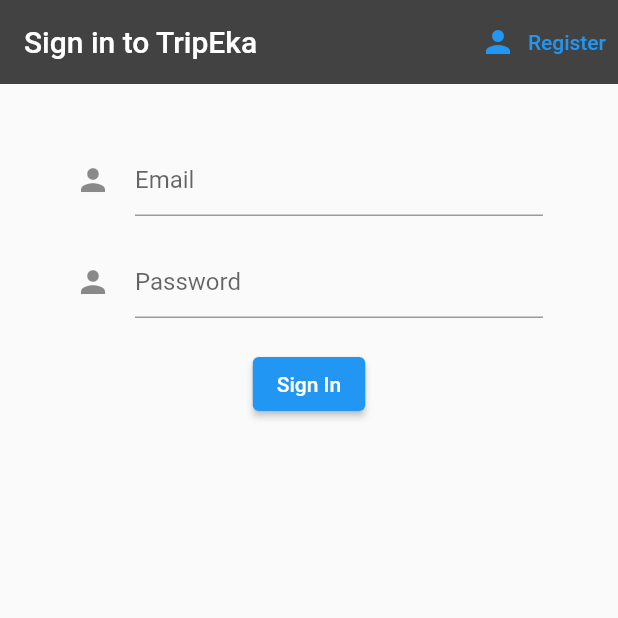
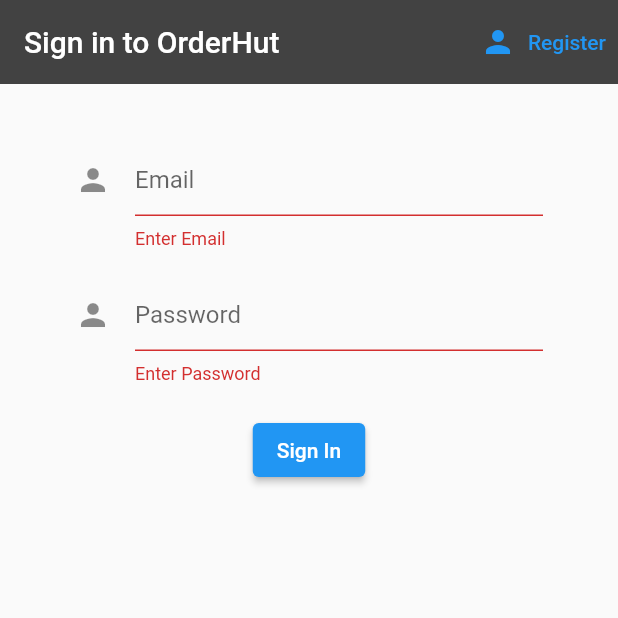
Before and after one commit to AbdulQadir98/TripEka-mobile, a Flutter app: the screen it shows after launch, after a tap on "Sign In", on a phone screen of 412 x 824 dp, the top half of it. Run offline on Flutter 3.47's test engine with Material 2 defaults, Android fonts, the phone set to English and light mode, and no system bars; our stand-ins replace cloud_firestore, firebase_auth, firebase_core, flutter_signin_button, google_sign_in, shared_preferences; missing offline and left inert: auth; accounts and stored records are empty; network calls fail.

Commit message:
changed sateless

```diff
--- a/lib/screens/authenticate/register.dart
+++ b/lib/screens/authenticate/register.dart
@@ -44,7 +44,7 @@ class _RegisterState extends State<Register> {
       appBar: AppBar(
         backgroundColor: Colors.grey[800],
         elevation: 0.0,
-        title: Text('Register to TripEka'),
+        title: Text('Register to OrderHut'),
         actions: <Widget>[
           TextButton.icon(
             icon: Icon(Icons.person),
@@ -68,6 +68,8 @@ class _RegisterState extends State<Register> {
                 validator: (value) {
                   if (value == null || value.isEmpty) {
                     return 'Enter Email';
+                  } else if (isValidEmail(value)) {
+                    return "Enter a valid email";
                   }
                   return null;
                 },
@@ -95,8 +97,6 @@ class _RegisterState extends State<Register> {
                     style: TextStyle(color: Colors.white),
                   ),
                   onPressed: () async {
-                    print(email);
-                    print(password);
                     if (_formKey.currentState!.validate()) {
                       ScaffoldMessenger.of(context).showSnackBar(
                         const SnackBar(content: Text('Processing Data')),
@@ -110,4 +110,10 @@ class _RegisterState extends State<Register> {
       ),
     );
   }
+
+  bool isValidEmail(String value) {
+    return RegExp(
+            r'^(([^<>()[\]\\.,;:\s@\"]+(\.[^<>()[\]\\.,;:\s@\"]+)*)|(\".+\"))@((\[[0-9]{1,3}\.[0-9]{1,3}\.[0-9]{1,3}\.[0-9]{1,3}\])|(([a-zA-Z\-0-9]+\.)+[a-zA-Z]{2,}))$')
+        .hasMatch(value);
+  }
 }
--- a/lib/screens/authenticate/sign_in.dart
+++ b/lib/screens/authenticate/sign_in.dart
@@ -15,7 +15,7 @@ class SignIn extends StatefulWidget {
 
 class _SignInState extends State<SignIn> {
   Future signInEmail() async {
-    // print("HERE @ signInEmail()");
+    // print("HERE");
     try {
       final credential = await FirebaseAuth.instance.signInWithEmailAndPassword(
           email: _email.text, password: _password.text);
@@ -65,8 +65,7 @@ class _SignInState extends State<SignIn> {
     getValue();
   }
 
-  // final _formKey = GlobalKey<FormState>();
-
+  final _formKey = GlobalKey<FormState>();
   // String email = '';
   // String password = '';
   // String error = '';
@@ -78,7 +77,7 @@ class _SignInState extends State<SignIn> {
       appBar: AppBar(
         backgroundColor: Colors.grey[800],
         elevation: 0.0,
-        title: Text('Sign in to TripEka'),
+        title: Text('Sign in to OrderHut'),
         actions: <Widget>[
           TextButton.icon(
             icon: Icon(Icons.person),
@@ -90,6 +89,7 @@ class _SignInState extends State<SignIn> {
       body: Container(
         padding: EdgeInsets.symmetric(vertical: 20.0, horizontal: 50.0),
         child: Form(
+          key: _formKey,
           child: Column(
             children: <Widget>[
               SizedBox(height: 20.0),
@@ -129,13 +129,11 @@ class _SignInState extends State<SignIn> {
                     style: TextStyle(color: Colors.white),
                   ),
                   onPressed: () async {
-                    print(_email);
-                    print(_password);
-                    // if (_formKey.currentState!.validate()) {
-                    //   ScaffoldMessenger.of(context).showSnackBar(
-                    //     const SnackBar(content: Text('Processing Data')),
-                    //   );
-                    // }
+                    if (_formKey.currentState!.validate()) {
+                      ScaffoldMessenger.of(context).showSnackBar(
+                        const SnackBar(content: Text('Processing Data')),
+                      );
+                    }
                     _saveUser();
                     await signInEmail();
                   }),
--- a/lib/screens/order/updateOrder.dart
+++ b/lib/screens/order/updateOrder.dart
@@ -10,7 +10,7 @@ class UpdateOrders extends StatefulWidget {
 }
 
 class _UpdateOrdersState extends State<UpdateOrders> {
-  final List<String> names = ['Rice', 'Kottu', 'StringHoppers', 'Roti'];
+  final List<String> names = ['Rice', 'Kottu', 'EggHoppers', 'Roti'];
   final List<String> spice = ['hot', 'normal', 'low'];
 
   // form values
```
Also changed, not shown: lib/screens/home/home.dart (+4 -9 lines), lib/screens/home/items.dart (+17 -10 lines), lib/screens/order/orders.dart (+5 -4 lines).
